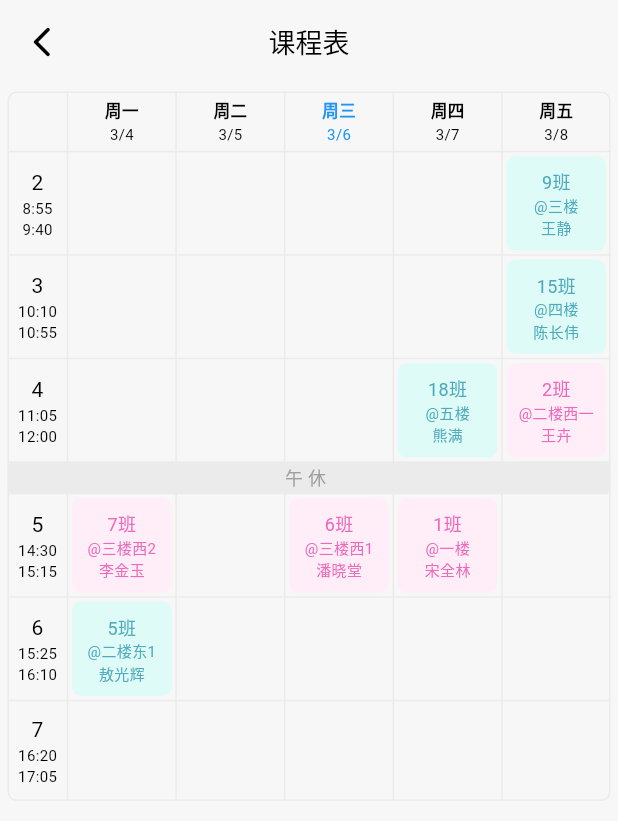
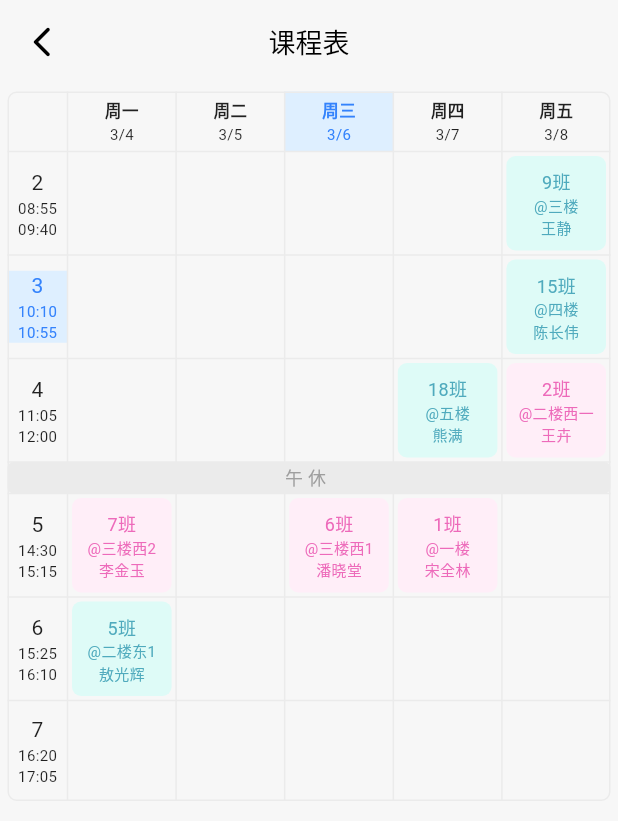
Before and after one commit to lintex/cabbbage, a Flutter app: the TimetablePage screen opened directly, on a phone screen of 412 x 824 dp. Shown: the top 821 px of the screen. Run offline on Flutter 3.47's test engine with Material 3 defaults, Android fonts, the light colour scheme and no system bars; our stand-ins replace flutter_slidable, get, get_storage, isar, timeline_tile; missing offline and left inert: dart:ffi; accounts and stored records are empty; generated files the repository leaves out were written again.

Commit message:
课程表继续修改，横向第几节课也能显示

```diff
--- a/lib/components/my_drawer.dart
+++ b/lib/components/my_drawer.dart
@@ -3,7 +3,6 @@ import 'package:flutter/material.dart';
 import 'package:get/get.dart';
 import 'package:xiao_note/pages/grid_page.dart';
 import 'package:xiao_note/pages/note_page.dart';
-import 'package:xiao_note/pages/ruler_page.dart';
 
 class MyDrawer extends StatelessWidget {
   const MyDrawer({super.key});
--- a/lib/pages/timetablePage/my_timetable_column_cell.dart
+++ b/lib/pages/timetablePage/my_timetable_column_cell.dart
@@ -1,28 +1,28 @@
 import 'package:flutter/material.dart';
 
 class MyTimetableColumnCell extends StatelessWidget {
-  const MyTimetableColumnCell({
+  MyTimetableColumnCell({
     super.key,
     required this.weekday,
   });
   final int weekday;
+  final DateTime now = DateTime.now();
 
   @override
   Widget build(BuildContext context) {
     getDate(int weekday) {
       // DateTime now = DateTime(2024, 3, 11);
-      DateTime now = DateTime.now();
+
       int nowWeekday = now.weekday;
       return "${now.month}/${now.day - (nowWeekday - weekday)}";
     }
 
     getTextColor(int weekday) {
-      DateTime now = DateTime.now();
       int nowWeekday = now.weekday;
       if (weekday == nowWeekday) {
-        return Colors.blue;
+        return const Color.fromARGB(255, 52, 131, 252);
       } else {
-        return Colors.black;
+        return Theme.of(context).colorScheme.inversePrimary;
       }
     }
 
@@ -30,6 +30,9 @@ class MyTimetableColumnCell extends StatelessWidget {
 
     return Container(
       padding: const EdgeInsetsDirectional.symmetric(vertical: 5),
+      color: now.weekday == weekday
+          ? const Color.fromARGB(255, 222, 239, 255)
+          : Theme.of(context).colorScheme.background,
       alignment: Alignment.center,
       child: Column(
         children: [
--- a/lib/pages/timetablePage/my_timetable_row_cell.dart
+++ b/lib/pages/timetablePage/my_timetable_row_cell.dart
@@ -1,30 +1,74 @@
+import 'dart:ffi';
+
 import 'package:flutter/material.dart';
 
 class MyTimetableRowCell extends StatelessWidget {
-  const MyTimetableRowCell({
+  MyTimetableRowCell({
     super.key,
     required this.num,
-    required this.startTime,
-    required this.endTime,
   });
-  final String num;
-  final String startTime;
-  final String endTime;
+  final int num;
+  final List classTime = [
+    {"num": 1, "startTime": "08:00", "endTime": "08:45"},
+    {"num": 2, "startTime": "08:55", "endTime": "09:40"},
+    {"num": 3, "startTime": "10:10", "endTime": "10:55"},
+    {"num": 4, "startTime": "11:05", "endTime": "12:00"},
+    {"num": 5, "startTime": "14:30", "endTime": "15:15"},
+    {"num": 6, "startTime": "15:25", "endTime": "16:10"},
+    {"num": 7, "startTime": "16:20", "endTime": "17:05"},
+  ];
+  DateTime now = DateTime.now();
 
   @override
   Widget build(BuildContext context) {
+    bool isInTimeScale(int num) {
+      String nowDateStr =
+          "${now.year}-${now.month.toString().padLeft(2, '0')}-${now.day.toString().padLeft(2, '0')}";
+      String startTimeStr =
+          "$nowDateStr ${classTime[num - 1]["startTime"]}"; // 开始时间字符串（格式为HH:mm）
+      String endTimeStr = "$nowDateStr ${classTime[num - 1]["endTime"]}";
+
+      DateTime startTime = DateTime.parse(startTimeStr); // 将开始时间转换成DateTime对象
+      DateTime endTime = DateTime.parse(endTimeStr); // 将结束时间转换成DateTime对象
+
+      if (now.isAfter(startTime) && now.isBefore(endTime)) {
+        return true;
+        //return const Color.fromARGB(255, 52, 131, 252);
+      } else {
+        return false;
+        //return Theme.of(context).colorScheme.inversePrimary;
+      }
+    }
+
     return Container(
       alignment: Alignment.center,
+      color: isInTimeScale(num)
+          ? const Color.fromARGB(255, 222, 239, 255)
+          : Theme.of(context).colorScheme.background,
       child: Column(
         children: [
-          Text(num),
           Text(
-            startTime,
-            style: TextStyle(fontSize: 10),
+            num.toString(),
+            style: TextStyle(
+                color: isInTimeScale(num)
+                    ? const Color.fromARGB(255, 52, 131, 252)
+                    : Theme.of(context).colorScheme.inversePrimary),
           ),
           Text(
-            endTime,
-            style: TextStyle(fontSize: 10),
+            classTime[num - 1]["startTime"],
+            style: TextStyle(
+                fontSize: 10,
+                color: isInTimeScale(num)
+                    ? const Color.fromARGB(255, 52, 131, 252)
+                    : Theme.of(context).colorScheme.inversePrimary),
+          ),
+          Text(
+            classTime[num - 1]["endTime"],
+            style: TextStyle(
+                fontSize: 10,
+                color: isInTimeScale(num)
+                    ? const Color.fromARGB(255, 52, 131, 252)
+                    : Theme.of(context).colorScheme.inversePrimary),
           ),
         ],
       ),
--- a/lib/pages/timetable_page.dart
+++ b/lib/pages/timetable_page.dart
@@ -10,7 +10,6 @@ class TimetablePage extends StatelessWidget {
   final Color blueBg = const Color.fromARGB(255, 222, 251, 247);
   final Color pinkText = const Color.fromARGB(255, 237, 106, 186);
   final Color pinkBg = const Color.fromARGB(255, 255, 238, 248);
-  final Color greyBorder = const Color.fromARGB(255, 235, 235, 235);
   @override
   Widget build(BuildContext context) {
     return Scaffold(
@@ -41,7 +40,7 @@ class TimetablePage extends StatelessWidget {
               //   verticalInside: BorderSide(color: Colors.green),
               // ),
               border: TableBorder.all(
-                  color: greyBorder,
+                  color: Theme.of(context).colorScheme.outline,
                   width: 1,
                   borderRadius: BorderRadius.circular(6)),
               children: [
@@ -61,11 +60,7 @@ class TimetablePage extends StatelessWidget {
                       MyTimetableColumnCell(weekday: 5),
                     ]),
                 TableRow(children: [
-                  MyTimetableRowCell(
-                    num: "2",
-                    startTime: "8:55",
-                    endTime: "9:40",
-                  ),
+                  MyTimetableRowCell(num: 2),
                   MyTimetableCell(),
                   MyTimetableCell(),
                   MyTimetableCell(),
@@ -79,11 +74,7 @@ class TimetablePage extends StatelessWidget {
                   ),
                 ]),
                 TableRow(children: [
-                  MyTimetableRowCell(
-                    num: "3",
-                    startTime: "10:10",
-                    endTime: "10:55",
-                  ),
+                  MyTimetableRowCell(num: 3),
                   MyTimetableCell(),
                   MyTimetableCell(),
                   MyTimetableCell(),
@@ -97,11 +88,7 @@ class TimetablePage extends StatelessWidget {
                   ),
                 ]),
                 TableRow(children: [
-                  MyTimetableRowCell(
-                    num: "4",
-                    startTime: "11:05",
-                    endTime: "12:00",
-                  ),
+                  MyTimetableRowCell(num: 4),
                   MyTimetableCell(),
                   MyTimetableCell(),
                   MyTimetableCell(),
@@ -124,25 +111,23 @@ class TimetablePage extends StatelessWidget {
                     decoration: ShapeDecoration(
                         shape: RoundedRectangleBorder(
                             borderRadius: BorderRadius.circular(4)),
-                        color: greyBorder),
-                    children: const [
+                        color: Theme.of(context).colorScheme.outline),
+                    children: [
                       TableCell(child: Text("")),
                       TableCell(child: Text("")),
                       TableCell(child: Text("")),
                       TableCell(
                           child: Text(
                         "午 休",
-                        style: TextStyle(color: Colors.grey, fontSize: 12),
+                        style: TextStyle(
+                            color: Theme.of(context).colorScheme.tertiary,
+                            fontSize: 12),
                       )),
                       TableCell(child: Text("")),
                       TableCell(child: Text("")),
                     ]),
                 TableRow(children: [
-                  MyTimetableRowCell(
-                    num: "5",
-                    startTime: "14:30",
-                    endTime: "15:15",
-                  ),
+                  MyTimetableRowCell(num: 5),
                   MyTimetableCell(
                     className: "7班",
                     bgColor: pinkBg,
@@ -168,11 +153,7 @@ class TimetablePage extends StatelessWidget {
                   MyTimetableCell(),
                 ]),
                 TableRow(children: [
-                  MyTimetableRowCell(
-                    num: "6",
-                    startTime: "15:25",
-                    endTime: "16:10",
-                  ),
+                  MyTimetableRowCell(num: 6),
                   MyTimetableCell(
                     className: "5班",
                     bgColor: blueBg,
@@ -186,11 +167,7 @@ class TimetablePage extends StatelessWidget {
                   MyTimetableCell(),
                 ]),
                 TableRow(children: [
-                  MyTimetableRowCell(
-                    num: "7",
-                    startTime: "16:20",
-                    endTime: "17:05",
-                  ),
+                  MyTimetableRowCell(num: 7),
                   MyTimetableCell(),
                   MyTimetableCell(),
                   MyTimetableCell(),
--- a/lib/theme/theme.dart
+++ b/lib/theme/theme.dart
@@ -24,6 +24,7 @@ ThemeData lightMode = ThemeData(
       secondary: Colors.grey[400]!,
       tertiary: Colors.grey[500]!,
       inversePrimary: Colors.black87,
+      outline: const Color.fromARGB(255, 235, 235, 235),
     ));
 
 ThemeData darkMode = ThemeData(
@@ -36,4 +37,5 @@ ThemeData darkMode = ThemeData(
       secondary: Colors.grey[800]!,
       tertiary: Colors.grey.shade500,
       inversePrimary: const Color.fromARGB(255, 229, 229, 229),
+      outline: const Color.fromARGB(255, 70, 70, 70),
     ));
```
